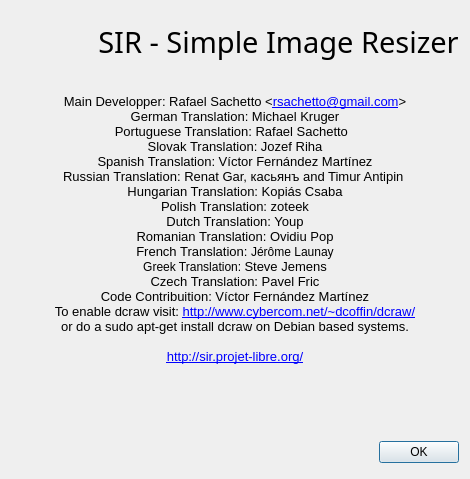
First picture: the form in dialogs/about.ui, repository marek629/SIR, before the edit.
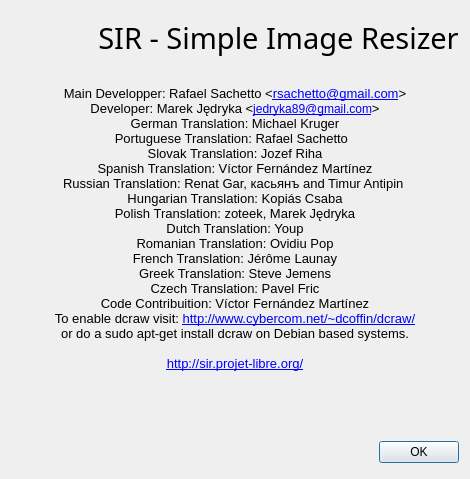
Second picture: the form after the edit. Icons and pictures are not drawn.

Commit message: update about dialog

What changed in the file:
```diff
--- a/dialogs/about.ui
+++ b/dialogs/about.ui
@@ -59,26 +59,27 @@
         <string>&lt;!DOCTYPE HTML PUBLIC &quot;-//W3C//DTD HTML 4.0//EN&quot; &quot;http://www.w3.org/TR/REC-html40/strict.dtd&quot;&gt;
 &lt;html&gt;&lt;head&gt;&lt;meta name=&quot;qrichtext&quot; content=&quot;1&quot; /&gt;&lt;style type=&quot;text/css&quot;&gt;
 p, li { white-space: pre-wrap; }
-&lt;/style&gt;&lt;/head&gt;&lt;body style=&quot; font-family:'Sans'; font-size:10pt; font-weight:400; font-style:normal;&quot;&gt;
-&lt;p style=&quot;-qt-paragraph-type:empty; margin-top:0px; margin-bottom:0px; margin-left:0px; margin-right:0px; -qt-block-indent:0; text-indent:0px; font-family:'MS Shell Dlg 2';&quot;&gt;&lt;/p&gt;
-&lt;p style=&quot; margin-top:0px; margin-bottom:0px; margin-left:0px; margin-right:0px; -qt-block-indent:0; text-indent:0px;&quot;&gt;&lt;span style=&quot; font-family:'MS Shell Dlg 2'; color:#000000;&quot;&gt;Main Developper: Rafael Sachetto &amp;lt;&lt;/span&gt;&lt;a href=&quot;mailto:rsachetto@gmail.com&quot;&gt;&lt;span style=&quot; font-family:'MS Shell Dlg 2'; text-decoration: underline; color:#0000ff;&quot;&gt;rsachetto@gmail.com&lt;/span&gt;&lt;/a&gt;&lt;span style=&quot; font-family:'MS Shell Dlg 2'; color:#000000;&quot;&gt;&amp;gt;&lt;/span&gt;&lt;/p&gt;
-&lt;p style=&quot; margin-top:0px; margin-bottom:0px; margin-left:0px; margin-right:0px; -qt-block-indent:0; text-indent:0px;&quot;&gt;&lt;span style=&quot; font-family:'MS Shell Dlg 2'; color:#000000;&quot;&gt;German Translation: Michael Kruger&lt;/span&gt;&lt;/p&gt;
-&lt;p style=&quot; margin-top:0px; margin-bottom:0px; margin-left:0px; margin-right:0px; -qt-block-indent:0; text-indent:0px;&quot;&gt;&lt;span style=&quot; font-family:'MS Shell Dlg 2'; color:#000000;&quot;&gt;Portuguese Translation: Rafael Sachetto  &lt;/span&gt;&lt;/p&gt;
-&lt;p style=&quot; margin-top:0px; margin-bottom:0px; margin-left:0px; margin-right:0px; -qt-block-indent:0; text-indent:0px;&quot;&gt;&lt;span style=&quot; font-family:'MS Shell Dlg 2'; color:#000000;&quot;&gt;Slovak Translation: Jozef Riha&lt;/span&gt;&lt;/p&gt;
-&lt;p style=&quot; margin-top:0px; margin-bottom:0px; margin-left:0px; margin-right:0px; -qt-block-indent:0; text-indent:0px;&quot;&gt;&lt;span style=&quot; font-family:'MS Shell Dlg 2'; color:#000000;&quot;&gt;Spanish Translation: Víctor Fernández Martínez&lt;/span&gt;&lt;/p&gt;
-&lt;p style=&quot; margin-top:0px; margin-bottom:0px; margin-left:0px; margin-right:0px; -qt-block-indent:0; text-indent:0px;&quot;&gt;&lt;span style=&quot; font-family:'MS Shell Dlg 2'; color:#000000;&quot;&gt;Russian Translation: Renat Gar, касьянъ and Timur Antipin&lt;/span&gt;&lt;span style=&quot; font-family:'MS Shell Dlg 2'; color:#00681c;&quot;&gt; &lt;/span&gt;&lt;/p&gt;
-&lt;p style=&quot; margin-top:0px; margin-bottom:0px; margin-left:0px; margin-right:0px; -qt-block-indent:0; text-indent:0px;&quot;&gt;&lt;span style=&quot; font-family:'MS Shell Dlg 2'; color:#000000;&quot;&gt;Hungarian Translation: Kopiás Csaba&lt;/span&gt;&lt;/p&gt;
-&lt;p style=&quot; margin-top:0px; margin-bottom:0px; margin-left:0px; margin-right:0px; -qt-block-indent:0; text-indent:0px;&quot;&gt;&lt;span style=&quot; font-family:'MS Shell Dlg 2'; color:#000000;&quot;&gt;Polish Translation: zoteek&lt;/span&gt;&lt;/p&gt;
-&lt;p style=&quot; margin-top:0px; margin-bottom:0px; margin-left:0px; margin-right:0px; -qt-block-indent:0; text-indent:0px;&quot;&gt;&lt;span style=&quot; font-family:'MS Shell Dlg 2'; color:#000000;&quot;&gt;Dutch Translation: Youp&lt;/span&gt;&lt;/p&gt;
-&lt;p style=&quot; margin-top:0px; margin-bottom:0px; margin-left:0px; margin-right:0px; -qt-block-indent:0; text-indent:0px;&quot;&gt;&lt;span style=&quot; font-family:'MS Shell Dlg 2'; color:#000000;&quot;&gt;Romanian Translation: Ovidiu Pop&lt;/span&gt;&lt;/p&gt;
-&lt;p style=&quot; margin-top:0px; margin-bottom:0px; margin-left:0px; margin-right:0px; -qt-block-indent:0; text-indent:0px;&quot;&gt;&lt;span style=&quot; font-family:'MS Shell Dlg 2'; color:#000000;&quot;&gt;French Translation: &lt;/span&gt;&lt;span style=&quot; font-family:'Verdana ,Bitstream Vera Sans ,Arial ,Helvetica ,Sans ,Bitstream Vera Serif'; font-size:medium; color:#000000;&quot;&gt;Jérôme Launay&lt;/span&gt;&lt;/p&gt;
-&lt;p style=&quot; margin-top:0px; margin-bottom:0px; margin-left:0px; margin-right:0px; -qt-block-indent:0; text-indent:0px;&quot;&gt;&lt;span style=&quot; font-family:'Verdana ,Bitstream Vera Sans ,Arial ,Helvetica ,Sans ,Bitstream Vera Serif'; font-size:medium; color:#000000;&quot;&gt;Greek Translation: &lt;/span&gt;&lt;span style=&quot; font-family:'MS Shell Dlg 2'; color:#000000;&quot;&gt;Steve Jemens&lt;/span&gt;&lt;/p&gt;
-&lt;p style=&quot; margin-top:0px; margin-bottom:0px; margin-left:0px; margin-right:0px; -qt-block-indent:0; text-indent:0px;&quot;&gt;&lt;span style=&quot; font-family:'Verdana ,Bitstream Vera Sans ,Arial ,Helvetica ,Sans ,Bitstream Vera Serif'; color:#000000;&quot;&gt;Czech Translation: &lt;/span&gt;&lt;span style=&quot; font-family:'MS Shell Dlg 2'; color:#000000;&quot;&gt;Pavel Fric&lt;/span&gt;&lt;/p&gt;
-&lt;p style=&quot; margin-top:0px; margin-bottom:0px; margin-left:0px; margin-right:0px; -qt-block-indent:0; text-indent:0px;&quot;&gt;&lt;span style=&quot; font-family:'MS Shell Dlg 2'; color:#000000;&quot;&gt;Code Contribuition: Víctor Fernández Martínez&lt;/span&gt;&lt;/p&gt;
-&lt;p style=&quot; margin-top:0px; margin-bottom:0px; margin-left:0px; margin-right:0px; -qt-block-indent:0; text-indent:0px;&quot;&gt;&lt;span style=&quot; font-family:'MS Shell Dlg 2'; color:#000000;&quot;&gt;To enable dcraw visit: &lt;/span&gt;&lt;a href=&quot;http://www.cybercom.net/~dcoffin/dcraw/&quot;&gt;&lt;span style=&quot; text-decoration: underline; color:#0000ff;&quot;&gt;http://www.cybercom.net/~dcoffin/dcraw/&lt;/span&gt;&lt;/a&gt;&lt;/p&gt;
-&lt;p style=&quot; margin-top:0px; margin-bottom:0px; margin-left:0px; margin-right:0px; -qt-block-indent:0; text-indent:0px;&quot;&gt;&lt;span style=&quot; font-family:'MS Shell Dlg 2'; color:#000000;&quot;&gt;or do a sudo apt-get install dcraw on Debian based systems.&lt;/span&gt;&lt;/p&gt;
-&lt;p style=&quot;-qt-paragraph-type:empty; margin-top:0px; margin-bottom:0px; margin-left:0px; margin-right:0px; -qt-block-indent:0; text-indent:0px; font-family:'MS Shell Dlg 2'; color:#000000;&quot;&gt;&lt;/p&gt;
-&lt;p style=&quot; margin-top:0px; margin-bottom:0px; margin-left:0px; margin-right:0px; -qt-block-indent:0; text-indent:0px;&quot;&gt;&lt;a href=&quot;http://sir.projet-libre.org/&quot;&gt;&lt;span style=&quot; font-family:'MS Shell Dlg 2'; text-decoration: underline; color:#0000ff;&quot;&gt;http://sir.projet-libre.org/&lt;/span&gt;&lt;/a&gt;&lt;/p&gt;&lt;/body&gt;&lt;/html&gt;</string>
+&lt;/style&gt;&lt;/head&gt;&lt;body style=&quot; font-family:'Sans Serif'; font-size:9pt; font-weight:400; font-style:normal;&quot;&gt;
+&lt;p style=&quot;-qt-paragraph-type:empty; margin-top:0px; margin-bottom:0px; margin-left:0px; margin-right:0px; -qt-block-indent:0; text-indent:0px; font-family:'MS Shell Dlg 2'; font-size:10pt;&quot;&gt;&lt;br /&gt;&lt;/p&gt;
+&lt;p style=&quot; margin-top:0px; margin-bottom:0px; margin-left:0px; margin-right:0px; -qt-block-indent:0; text-indent:0px;&quot;&gt;&lt;span style=&quot; font-family:'MS Shell Dlg 2'; font-size:10pt; color:#000000;&quot;&gt;Main Developper: Rafael Sachetto &amp;lt;&lt;/span&gt;&lt;a href=&quot;mailto:rsachetto@gmail.com&quot;&gt;&lt;span style=&quot; font-family:'MS Shell Dlg 2'; font-size:10pt; text-decoration: underline; color:#0000ff;&quot;&gt;rsachetto@gmail.com&lt;/span&gt;&lt;/a&gt;&lt;span style=&quot; font-family:'MS Shell Dlg 2'; font-size:10pt; color:#000000;&quot;&gt;&amp;gt;&lt;/span&gt;&lt;/p&gt;
+&lt;p style=&quot; margin-top:0px; margin-bottom:0px; margin-left:0px; margin-right:0px; -qt-block-indent:0; text-indent:0px;&quot;&gt;&lt;span style=&quot; font-family:'MS Shell Dlg 2'; font-size:10pt; color:#000000;&quot;&gt;Developer: Marek Jędryka &amp;lt;&lt;/span&gt;&lt;a href=&quot;mailto:jedryka89@gmail.com&quot;&gt;&lt;span style=&quot; text-decoration: underline; color:#0000ff;&quot;&gt;jedryka89@gmail.com&lt;/span&gt;&lt;/a&gt;&lt;span style=&quot; font-family:'MS Shell Dlg 2'; font-size:10pt; color:#000000;&quot;&gt;&amp;gt;&lt;/span&gt;&lt;/p&gt;
+&lt;p style=&quot; margin-top:0px; margin-bottom:0px; margin-left:0px; margin-right:0px; -qt-block-indent:0; text-indent:0px;&quot;&gt;&lt;span style=&quot; font-family:'MS Shell Dlg 2'; font-size:10pt; color:#000000;&quot;&gt;German Translation: Michael Kruger&lt;/span&gt;&lt;/p&gt;
+&lt;p style=&quot; margin-top:0px; margin-bottom:0px; margin-left:0px; margin-right:0px; -qt-block-indent:0; text-indent:0px;&quot;&gt;&lt;span style=&quot; font-family:'MS Shell Dlg 2'; font-size:10pt; color:#000000;&quot;&gt;Portuguese Translation: Rafael Sachetto  &lt;/span&gt;&lt;/p&gt;
+&lt;p style=&quot; margin-top:0px; margin-bottom:0px; margin-left:0px; margin-right:0px; -qt-block-indent:0; text-indent:0px;&quot;&gt;&lt;span style=&quot; font-family:'MS Shell Dlg 2'; font-size:10pt; color:#000000;&quot;&gt;Slovak Translation: Jozef Riha&lt;/span&gt;&lt;/p&gt;
+&lt;p style=&quot; margin-top:0px; margin-bottom:0px; margin-left:0px; margin-right:0px; -qt-block-indent:0; text-indent:0px;&quot;&gt;&lt;span style=&quot; font-family:'MS Shell Dlg 2'; font-size:10pt; color:#000000;&quot;&gt;Spanish Translation: Víctor Fernández Martínez&lt;/span&gt;&lt;/p&gt;
+&lt;p style=&quot; margin-top:0px; margin-bottom:0px; margin-left:0px; margin-right:0px; -qt-block-indent:0; text-indent:0px;&quot;&gt;&lt;span style=&quot; font-family:'MS Shell Dlg 2'; font-size:10pt; color:#000000;&quot;&gt;Russian Translation: Renat Gar, касьянъ and Timur Antipin&lt;/span&gt;&lt;span style=&quot; font-family:'MS Shell Dlg 2'; font-size:10pt; color:#00681c;&quot;&gt; &lt;/span&gt;&lt;/p&gt;
+&lt;p style=&quot; margin-top:0px; margin-bottom:0px; margin-left:0px; margin-right:0px; -qt-block-indent:0; text-indent:0px;&quot;&gt;&lt;span style=&quot; font-family:'MS Shell Dlg 2'; font-size:10pt; color:#000000;&quot;&gt;Hungarian Translation: Kopiás Csaba&lt;/span&gt;&lt;/p&gt;
+&lt;p style=&quot; margin-top:0px; margin-bottom:0px; margin-left:0px; margin-right:0px; -qt-block-indent:0; text-indent:0px;&quot;&gt;&lt;span style=&quot; font-family:'MS Shell Dlg 2'; font-size:10pt; color:#000000;&quot;&gt;Polish Translation: zoteek, Marek Jędryka&lt;/span&gt;&lt;/p&gt;
+&lt;p style=&quot; margin-top:0px; margin-bottom:0px; margin-left:0px; margin-right:0px; -qt-block-indent:0; text-indent:0px;&quot;&gt;&lt;span style=&quot; font-family:'MS Shell Dlg 2'; font-size:10pt; color:#000000;&quot;&gt;Dutch Translation: Youp&lt;/span&gt;&lt;/p&gt;
+&lt;p style=&quot; margin-top:0px; margin-bottom:0px; margin-left:0px; margin-right:0px; -qt-block-indent:0; text-indent:0px;&quot;&gt;&lt;span style=&quot; font-family:'MS Shell Dlg 2'; font-size:10pt; color:#000000;&quot;&gt;Romanian Translation: Ovidiu Pop&lt;/span&gt;&lt;/p&gt;
+&lt;p style=&quot; margin-top:0px; margin-bottom:0px; margin-left:0px; margin-right:0px; -qt-block-indent:0; text-indent:0px;&quot;&gt;&lt;span style=&quot; font-family:'MS Shell Dlg 2'; font-size:10pt; color:#000000;&quot;&gt;French Translation: &lt;/span&gt;&lt;span style=&quot; font-family:'Verdana ,Bitstream Vera Sans ,Arial ,Helvetica ,Sans ,Bitstream Vera Serif'; font-size:10pt; color:#000000;&quot;&gt;Jérôme Launay&lt;/span&gt;&lt;/p&gt;
+&lt;p style=&quot; margin-top:0px; margin-bottom:0px; margin-left:0px; margin-right:0px; -qt-block-indent:0; text-indent:0px;&quot;&gt;&lt;span style=&quot; font-family:'Verdana ,Bitstream Vera Sans ,Arial ,Helvetica ,Sans ,Bitstream Vera Serif'; font-size:10pt; color:#000000;&quot;&gt;Greek Translation: &lt;/span&gt;&lt;span style=&quot; font-family:'MS Shell Dlg 2'; font-size:10pt; color:#000000;&quot;&gt;Steve Jemens&lt;/span&gt;&lt;/p&gt;
+&lt;p style=&quot; margin-top:0px; margin-bottom:0px; margin-left:0px; margin-right:0px; -qt-block-indent:0; text-indent:0px;&quot;&gt;&lt;span style=&quot; font-family:'Verdana ,Bitstream Vera Sans ,Arial ,Helvetica ,Sans ,Bitstream Vera Serif'; font-size:10pt; color:#000000;&quot;&gt;Czech Translation: &lt;/span&gt;&lt;span style=&quot; font-family:'MS Shell Dlg 2'; font-size:10pt; color:#000000;&quot;&gt;Pavel Fric&lt;/span&gt;&lt;/p&gt;
+&lt;p style=&quot; margin-top:0px; margin-bottom:0px; margin-left:0px; margin-right:0px; -qt-block-indent:0; text-indent:0px;&quot;&gt;&lt;span style=&quot; font-family:'MS Shell Dlg 2'; font-size:10pt; color:#000000;&quot;&gt;Code Contribuition: Víctor Fernández Martínez&lt;/span&gt;&lt;/p&gt;
+&lt;p style=&quot; margin-top:0px; margin-bottom:0px; margin-left:0px; margin-right:0px; -qt-block-indent:0; text-indent:0px;&quot;&gt;&lt;span style=&quot; font-family:'MS Shell Dlg 2'; font-size:10pt; color:#000000;&quot;&gt;To enable dcraw visit: &lt;/span&gt;&lt;a href=&quot;http://www.cybercom.net/~dcoffin/dcraw/&quot;&gt;&lt;span style=&quot; font-family:'Sans'; font-size:10pt; text-decoration: underline; color:#0000ff;&quot;&gt;http://www.cybercom.net/~dcoffin/dcraw/&lt;/span&gt;&lt;/a&gt;&lt;/p&gt;
+&lt;p style=&quot; margin-top:0px; margin-bottom:0px; margin-left:0px; margin-right:0px; -qt-block-indent:0; text-indent:0px;&quot;&gt;&lt;span style=&quot; font-family:'MS Shell Dlg 2'; font-size:10pt; color:#000000;&quot;&gt;or do a sudo apt-get install dcraw on Debian based systems.&lt;/span&gt;&lt;/p&gt;
+&lt;p style=&quot;-qt-paragraph-type:empty; margin-top:0px; margin-bottom:0px; margin-left:0px; margin-right:0px; -qt-block-indent:0; text-indent:0px; font-family:'MS Shell Dlg 2'; font-size:10pt; color:#000000;&quot;&gt;&lt;br /&gt;&lt;/p&gt;
+&lt;p style=&quot; margin-top:0px; margin-bottom:0px; margin-left:0px; margin-right:0px; -qt-block-indent:0; text-indent:0px;&quot;&gt;&lt;a href=&quot;http://sir.projet-libre.org/&quot;&gt;&lt;span style=&quot; font-family:'MS Shell Dlg 2'; font-size:10pt; text-decoration: underline; color:#0000ff;&quot;&gt;http://sir.projet-libre.org/&lt;/span&gt;&lt;/a&gt;&lt;/p&gt;&lt;/body&gt;&lt;/html&gt;</string>
        </property>
        <property name="alignment">
         <set>Qt::AlignCenter</set>
```
The commit also changes 14 other files.
